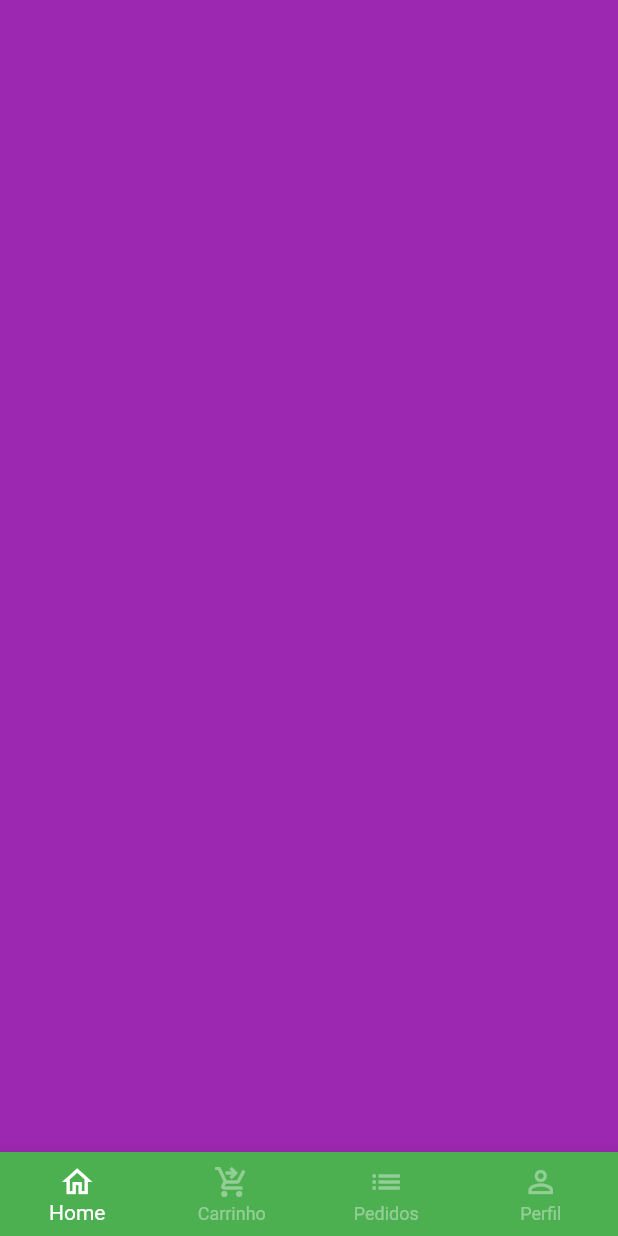
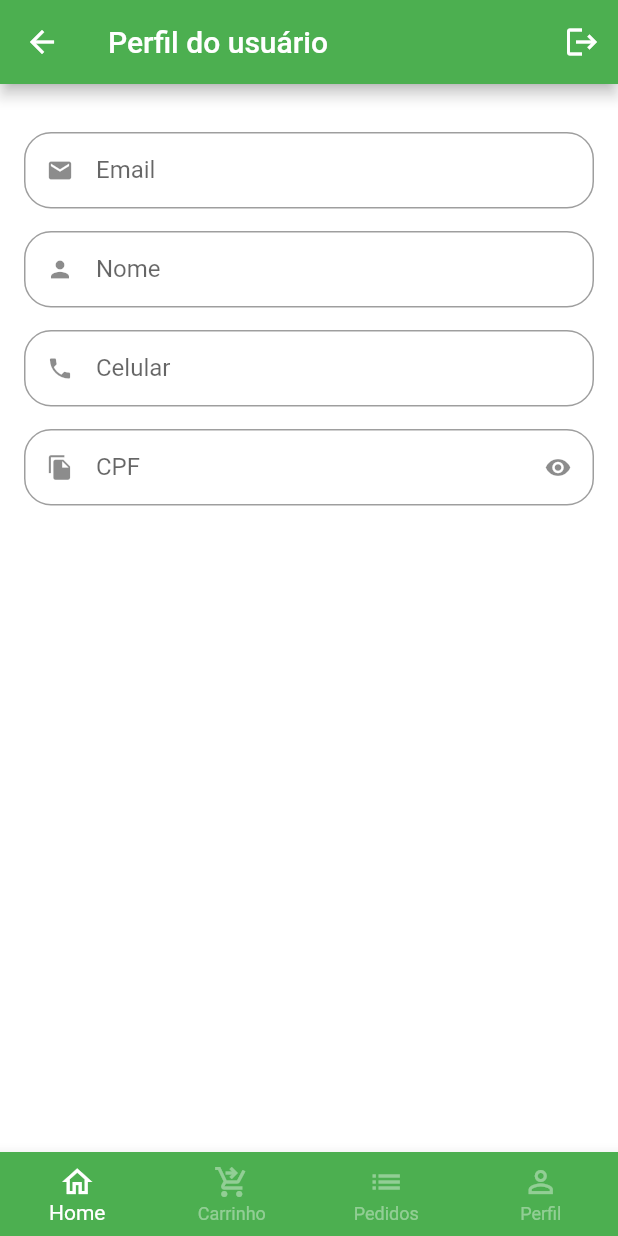
Before and after one commit to tiaggomoura/app-mercadin24h, a Flutter app: the BaseScreen screen opened directly, swiped to page 4, on a phone screen of 412 x 824 dp. Run offline on Flutter 3.47's test engine with Material 2 defaults, Android fonts, the phone set to English and light mode, and no system bars; our stand-ins replace animated_text_kit, badges, mask_text_input_formatter.

Commit message:
WIP - Criando tela com formulário(profile)

```diff
--- a/lib/src/config/app_data.dart
+++ b/lib/src/config/app_data.dart
@@ -1,4 +1,5 @@
 import 'package:mercadin/src/models/item_model.dart';
+import 'package:mercadin/src/models/user_model.dart';
 
 import '../models/cart_item.dart';
 
@@ -87,3 +88,10 @@ List<CartItem> cartItems = [
     quantity: 3,
   )
 ];
+
+UserModel user = UserModel(
+    name: 'João das Couves',
+    email: 'joao@email.com',
+    celular: '85998111111',
+    cpf: '88899900012',
+    senha: '123456');
--- /dev/null
+++ b/lib/src/models/user_model.dart
@@ -0,0 +1,15 @@
+class UserModel {
+  String name;
+  String email;
+  String celular;
+  String cpf;
+  String senha;
+
+  UserModel({
+    required this.name,
+    required this.email,
+    required this.celular,
+    required this.cpf,
+    required this.senha,
+  });
+}
--- a/lib/src/pages/auth/sign_in_screen.dart
+++ b/lib/src/pages/auth/sign_in_screen.dart
@@ -4,7 +4,7 @@ import 'package:mercadin/src/pages/auth/sign_up_screen.dart';
 import 'package:mercadin/src/pages/base/base_screen.dart';
 
 import '../../config/custom_colors.dart';
-import 'components/custom_text_field.dart';
+import '../commons_widgets/custom_text_field.dart';
 
 class SignInScreen extends StatelessWidget {
   const SignInScreen({Key? key}) : super(key: key);
--- a/lib/src/pages/auth/sign_up_screen.dart
+++ b/lib/src/pages/auth/sign_up_screen.dart
@@ -1,6 +1,6 @@
 import 'package:flutter/material.dart';
 import 'package:mask_text_input_formatter/mask_text_input_formatter.dart';
-import 'package:mercadin/src/pages/auth/components/custom_text_field.dart';
+import 'package:mercadin/src/pages/commons_widgets/custom_text_field.dart';
 
 import '../../config/custom_colors.dart';
 
--- a/lib/src/pages/base/base_screen.dart
+++ b/lib/src/pages/base/base_screen.dart
@@ -1,6 +1,7 @@
 import 'package:flutter/material.dart';
 import 'package:mercadin/src/pages/cart/CartTab.dart';
 import 'package:mercadin/src/pages/home/home_tab.dart';
+import 'package:mercadin/src/pages/profile/profile_tab.dart';
 
 class BaseScreen extends StatefulWidget {
   const BaseScreen({Key? key}) : super(key: key);
@@ -23,7 +24,7 @@ class _BaseScreenState extends State<BaseScreen> {
           const HomeTab(),
           const CartTab(),
           Container(color: Colors.blue),
-          Container(color: Colors.purple),
+          const ProfileTab(),
         ],
       ),
       bottomNavigationBar: BottomNavigationBar(
--- /dev/null
+++ b/lib/src/pages/profile/profile_tab.dart
@@ -0,0 +1,52 @@
+import 'package:flutter/material.dart';
+import 'package:mercadin/src/pages/commons_widgets/custom_text_field.dart';
+import 'package:mercadin/src/config/app_data.dart' as app_data;
+
+class ProfileTab extends StatelessWidget {
+  const ProfileTab({Key? key}) : super(key: key);
+
+  @override
+  Widget build(BuildContext context) {
+    return Scaffold(
+      appBar: AppBar(
+        title: const Text('Perfil do usuário'),
+        actions: [
+          IconButton(
+              onPressed: () {},
+              icon: const Icon(
+                Icons.logout,
+              ))
+        ],
+      ),
+      body: ListView(
+        physics: const BouncingScrollPhysics(),
+        padding: const EdgeInsets.fromLTRB(16, 32, 16, 16),
+        children: const [
+          //Email
+          CustomTextField(
+            icon: Icons.email,
+            label: 'Email',
+          ),
+          //Nome
+          CustomTextField(
+            icon: Icons.person,
+            label: 'Nome',
+          ),
+          //phone
+          CustomTextField(
+            icon: Icons.phone,
+            label: 'Celular',
+          ),
+          //CPF
+          CustomTextField(
+            icon: Icons.file_copy,
+            label: 'CPF',
+            isSecret: true,
+          ),
+
+          // botão para atualizar senha
+        ],
+      ),
+    );
+  }
+}
```
Also changed, not shown: lib/src/pages/commons_widgets/custom_text_field.dart (renamed from lib/src/pages/auth/components/custom_text_field.dart).
